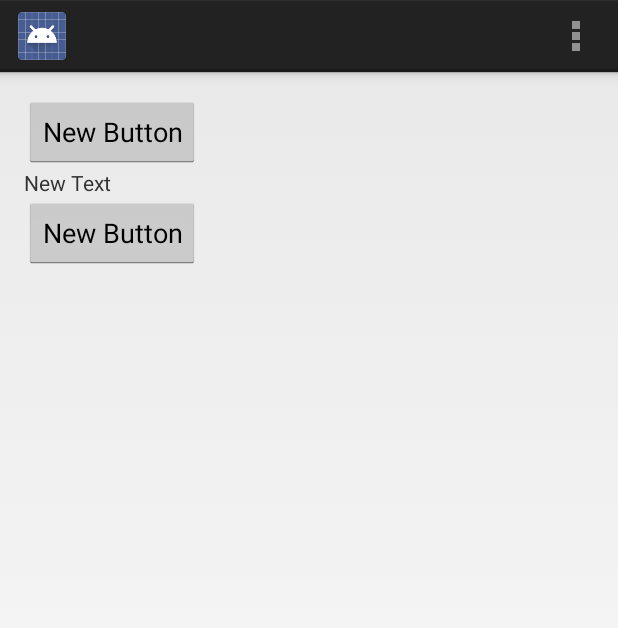
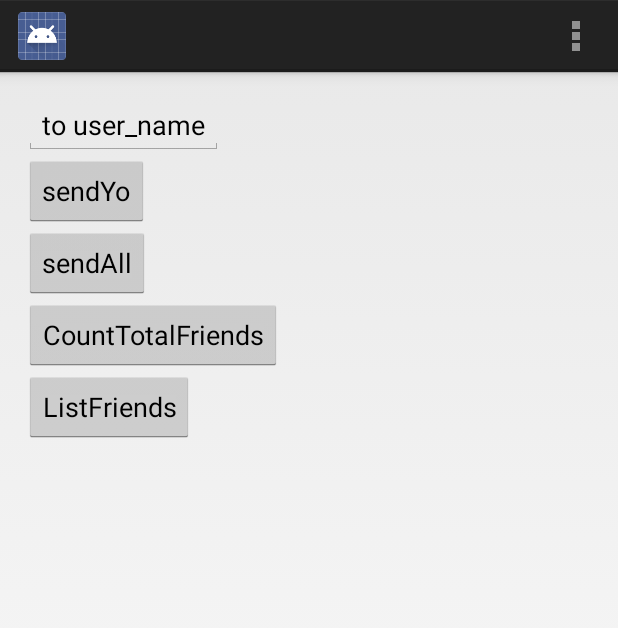
Before and after one commit to lastcat/OpenYoForAndroid, an Android app: the screen it shows after launch (MainActivity), on a phone screen of 412 x 824 dp. Shown: the top 628 px of the screen. Run offline under Robolectric (Android 15) with nearby library versions, the phone set to English and light mode, and no system bars; our stand-ins replace ButterKnife, Volley; libraries missing offline, so code that uses them is left out: com.google.android.gms; 4 statements that could not run were skipped.

```diff
--- a/app/src/main/res/layout/activity_main.xml
+++ b/app/src/main/res/layout/activity_main.xml
@@ -10,21 +10,32 @@
     android:orientation="vertical">
 
 
+    <EditText
+        android:layout_width="wrap_content"
+        android:layout_height="wrap_content"
+        android:text="to user_name"
+        android:id="@+id/toUsername"/>
     <Button
         android:layout_width="wrap_content"
         android:layout_height="wrap_content"
-        android:text="New Button"
-        android:id="@+id/button" />
-
-    <TextView
-        android:layout_width="wrap_content"
-        android:layout_height="wrap_content"
-        android:text="New Text"
-        android:id="@+id/textView" />
+        android:text="sendYo"
+        android:id="@+id/sendYoButton" />
 
     <Button
         android:layout_width="wrap_content"
         android:layout_height="wrap_content"
-        android:text="New Button"
-        android:id="@+id/button2" />
+        android:text="sendAll"
+        android:id="@+id/sendAllButton" />
+
+    <Button
+        android:layout_width="wrap_content"
+        android:layout_height="wrap_content"
+        android:text="CountTotalFriends"
+        android:id="@+id/countTotalFriendsButton" />
+
+    <Button
+        android:layout_width="wrap_content"
+        android:layout_height="wrap_content"
+        android:text="ListFriends"
+        android:id="@+id/listFriendsButton" />
 </LinearLayout>
```
Also changed, not shown: app/src/main/java/com/example/yoshitake/openyoapplication/MainActivity.java (+29 -66 lines), app/src/main/java/com/example/yoshitake/openyoapplication/YoUtils.java (added, +147 -0 lines).
